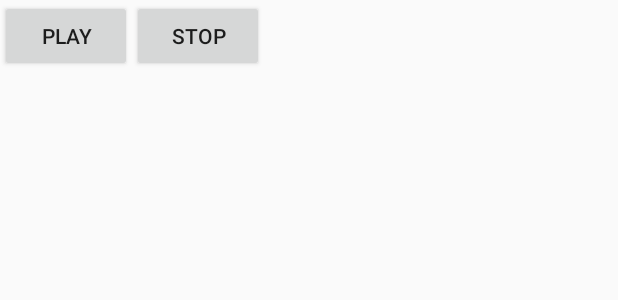
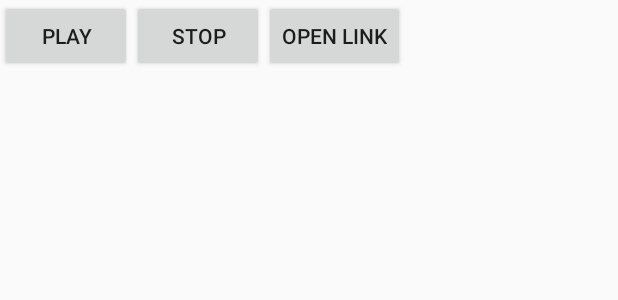
Before and after one commit to vadiminem/MobSys, an Android app: the layout activity_player.xml on its own in the app's theme, with its tools: preview values and no code run, on a phone screen of 412 x 824 dp. Shown: the top 300 px of the screen. Run offline under Robolectric (Android 15) with nearby library versions, the phone set to English and light mode, and no system bars.

Commit message:
lab5_2 completed

```diff
--- a/MobSys/app/src/main/res/layout/activity_player.xml
+++ b/MobSys/app/src/main/res/layout/activity_player.xml
@@ -18,4 +18,9 @@
         android:layout_height="wrap_content"
         android:text="@string/stop_button_name" />
 
+    <Button
+        android:id="@+id/open_link_in_browser_button"
+        android:layout_width="wrap_content"
+        android:layout_height="wrap_content"
+        android:text="@string/open_link" />
 </LinearLayout>
--- a/MobSys/app/src/main/res/values/strings.xml
+++ b/MobSys/app/src/main/res/values/strings.xml
@@ -9,4 +9,5 @@
     <string name="player_button_name">Плеер</string>
     <string name="play_button_name">Play</string>
     <string name="stop_button_name">Stop</string>
+    <string name="open_link">Open link</string>
 </resources>
```
Also changed, not shown: MobSys/app/src/main/java/com/example/mobsys/Player.kt (+17 -0 lines).
